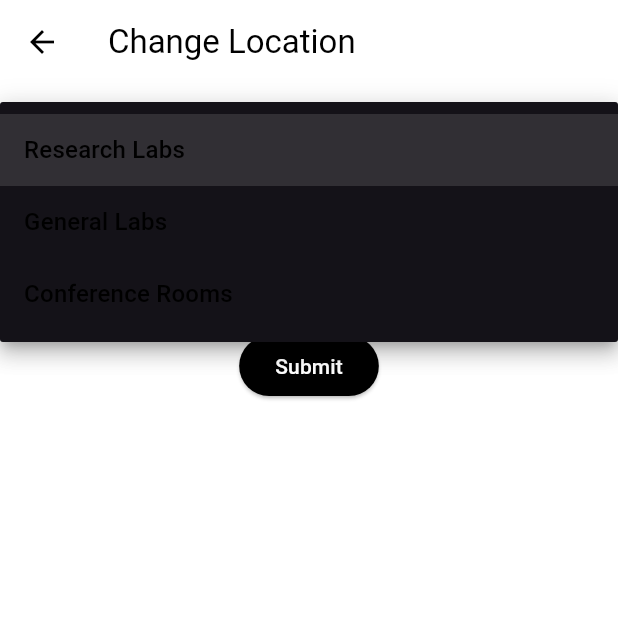
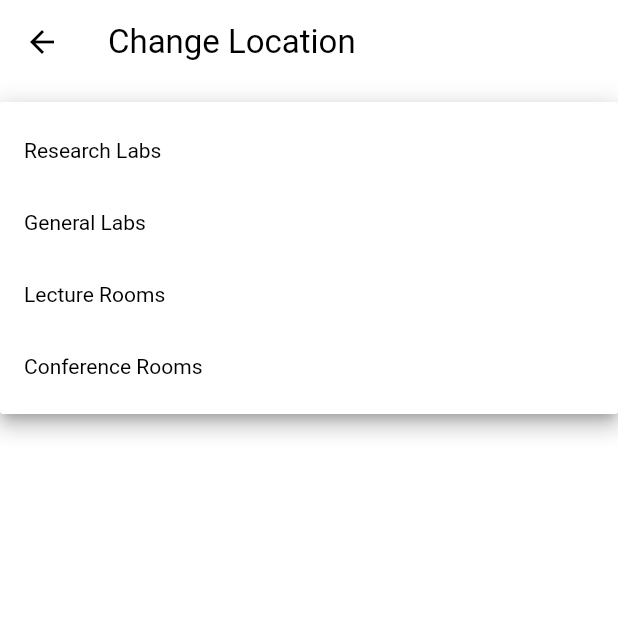
Before and after one commit to Vidushi1307/my-gate-app-flutter, a Flutter app: the ChangeLocationPage screen opened directly, after a tap on "Select Location", on a phone screen of 412 x 824 dp, the top half of it. Run offline on Flutter 3.47's test engine with Material 3 defaults, Android fonts, the phone set to English and light mode, and no system bars; our stand-ins replace animated_theme_switcher, cloud_firestore, dropdown_search, file_picker, firebase_auth, fl_chart and 10 more; missing offline and left inert: cloud_firestore_web, firebase_auth_web, firebase_core_web, image_picker_for_web, mobile_scanner, shared_preferences_web; accounts and stored records are empty.

Commit message:
Fixed UI

```diff
--- a/lib/screens/student/change_location.dart
+++ b/lib/screens/student/change_location.dart
@@ -20,6 +20,7 @@ class _ChangeLocationPageState extends State<ChangeLocationPage> {
   final List<String> locations = [
     'Research Labs',
     'General Labs',
+    'Lecture Rooms',
     'Conference Rooms'
   ];
   String? selectedLocation;
@@ -57,7 +58,6 @@ class _ChangeLocationPageState extends State<ChangeLocationPage> {
         newLocation: selectedLocation!,
         purpose: purpose,
       );
-
       setState(() {
         isLoading = false;
         statusMessage = response;
@@ -109,12 +109,14 @@ class _ChangeLocationPageState extends State<ChangeLocationPage> {
                             child: Text(location,
                                 style: TextStyle(color: Colors.black)));
                       }).toList(),
+                      style: TextStyle(color: Colors.black),
                       value: selectedLocation,
                       onChanged: (value) {
                         setState(() {
                           selectedLocation = value;
                         });
                       },
+                      dropdownColor: Colors.white,
                       validator: (value) =>
                           value == null ? 'Please select a location' : null,
                     ),
```
Also changed, not shown: 12 other files.
